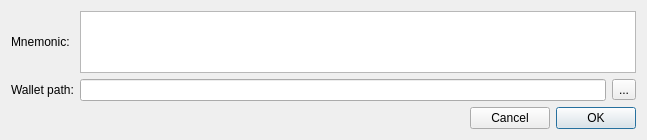
Qt form src/gui/ui/restorefrommnemonicseeddialog.ui (qwertycoin-org/qwertycoin-gui) before a commit.
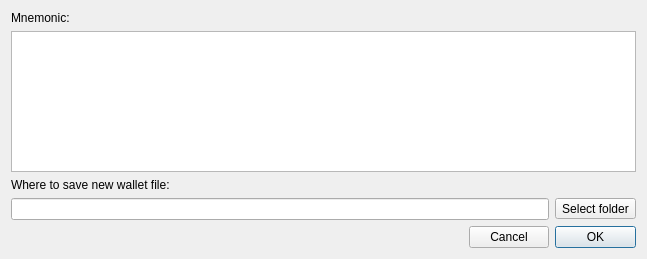
The same form after that commit.

Diff of the .ui file:
```diff
--- a/src/gui/ui/restorefrommnemonicseeddialog.ui
+++ b/src/gui/ui/restorefrommnemonicseeddialog.ui
@@ -7,7 +7,7 @@
     <x>0</x>
     <y>0</y>
     <width>647</width>
-    <height>140</height>
+    <height>259</height>
    </rect>
   </property>
   <property name="minimumSize">
@@ -19,8 +19,6 @@
   <property name="windowTitle">
    <string>Restore from mnemonic phrase</string>
   </property>
-  <layout class="QVBoxLayout" name="verticalLayout">
-   <item>
     <layout class="QGridLayout" name="gridLayout">
      <item row="0" column="0">
       <widget class="QLabel" name="label">
@@ -29,68 +27,44 @@
        </property>
       </widget>
      </item>
-     <item row="2" column="2">
-      <widget class="QToolButton" name="m_selectPathButton">
-       <property name="text">
-        <string>...</string>
+   <item row="1" column="0" colspan="3">
+    <widget class="QTextEdit" name="m_seedEdit">
+     <property name="readOnly">
+      <bool>false</bool>
        </property>
       </widget>
      </item>
      <item row="2" column="0">
       <widget class="QLabel" name="label_2">
        <property name="text">
-        <string>Wallet path:</string>
+      <string>Where to save new wallet file:</string>
        </property>
       </widget>
      </item>
-     <item row="2" column="1">
+   <item row="3" column="0" colspan="2">
       <widget class="QLineEdit" name="m_pathEdit"/>
      </item>
-     <item row="0" column="1" colspan="2">
-      <widget class="QTextEdit" name="m_seedEdit">
-       <property name="readOnly">
-        <bool>false</bool>
-       </property>
-      </widget>
-     </item>
-    </layout>
-   </item>
-   <item>
-    <spacer name="verticalSpacer">
-     <property name="orientation">
-      <enum>Qt::Vertical</enum>
-     </property>
-     <property name="sizeHint" stdset="0">
-      <size>
-       <width>20</width>
-       <height>2</height>
-      </size>
-     </property>
-    </spacer>
-   </item>
-   <item>
-    <layout class="QHBoxLayout" name="horizontalLayout">
-     <item>
-      <widget class="QLabel" name="m_errorLabel">
+   <item row="3" column="2">
+    <widget class="QToolButton" name="m_selectPathButton">
        <property name="text">
-        <string/>
+      <string>Select folder</string>
        </property>
       </widget>
      </item>
-     <item>
+   <item row="4" column="0">
       <spacer name="horizontalSpacer">
        <property name="orientation">
         <enum>Qt::Horizontal</enum>
        </property>
        <property name="sizeHint" stdset="0">
         <size>
-         <width>40</width>
+       <width>454</width>
          <height>20</height>
         </size>
        </property>
       </spacer>
      </item>
-     <item>
+   <item row="4" column="1">
       <widget class="QPushButton" name="m_cancelButton">
        <property name="text">
         <string>Cancel</string>
@@ -100,7 +74,7 @@
        </property>
       </widget>
      </item>
-     <item>
+   <item row="4" column="2">
       <widget class="QPushButton" name="m_okButton">
        <property name="text">
         <string>OK</string>
@@ -114,8 +88,19 @@
       </widget>
      </item>
     </layout>
-   </item>
-  </layout>
+  <widget class="QLabel" name="m_errorLabel">
+   <property name="geometry">
+    <rect>
+     <x>320</x>
+     <y>227</y>
+     <width>16</width>
+     <height>16</height>
+    </rect>
+   </property>
+   <property name="text">
+    <string/>
+   </property>
+  </widget>
  </widget>
  <resources/>
  <connections>
```
Lines whose indentation alone changed are shown as unchanged.
